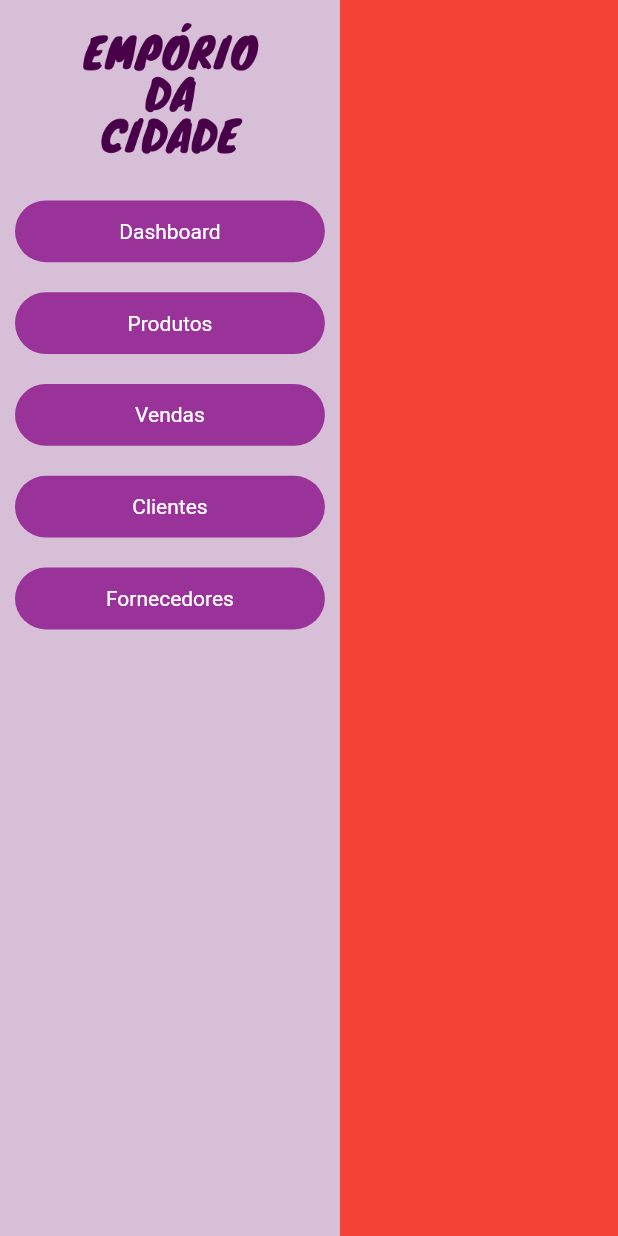
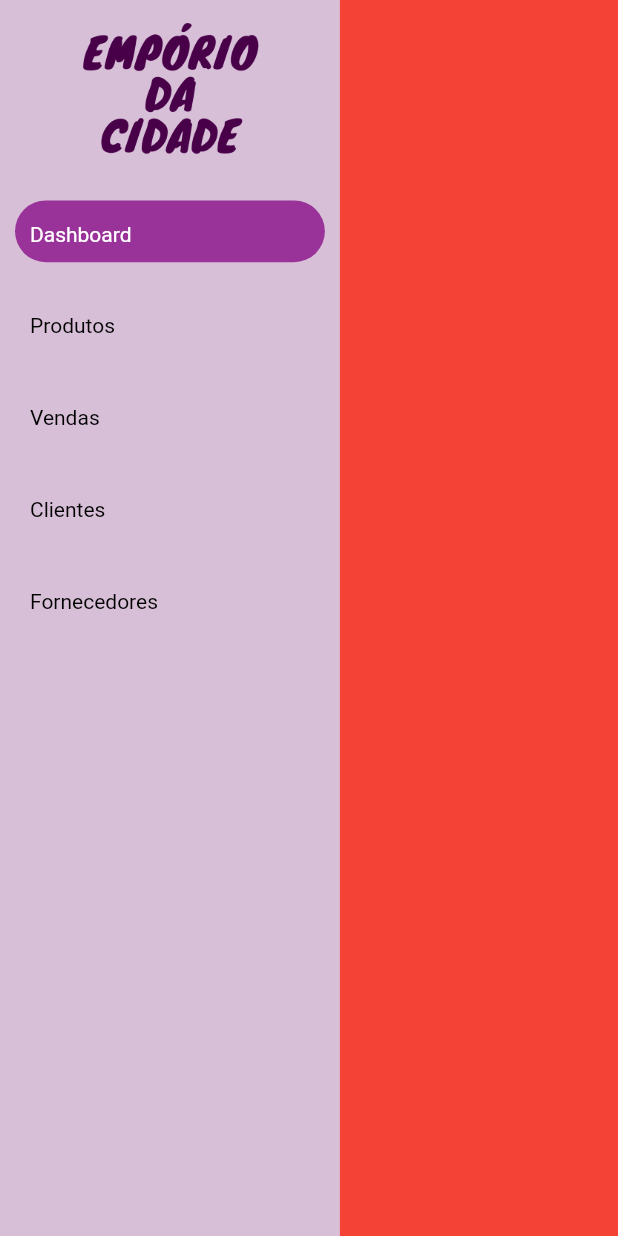
Before and after one commit to Leoquallio/Flutter-Emporio, a Flutter app: the screen it shows after launch, after a tap on the "menu" icon, on a phone screen of 412 x 824 dp. Run offline on Flutter 3.47's test engine with Material 2 defaults, Android fonts, the phone set to English and light mode, and no system bars.

Commit message:
implemented style by selected and close drawer drag left

```diff
--- a/lib/src/home/components/custom_button_drawer.dart
+++ b/lib/src/home/components/custom_button_drawer.dart
@@ -5,23 +5,29 @@ class CustomButtonDrawer extends StatelessWidget {
   final double height;
   final double width;
   final String text;
-  const CustomButtonDrawer(this.height, this.width, this.text, {Key? key})
+  final bool isSelected;
+  const CustomButtonDrawer(this.height, this.width, this.text, this.isSelected,
+      {Key? key})
       : super(key: key);
 
   @override
   Widget build(BuildContext context) {
+    Size size = MediaQuery.of(context).size;
     return Padding(
       padding: const EdgeInsets.symmetric(vertical: 10),
       child: Container(
-        decoration: BoxDecoration(
-            color: ColorsApp.kPrimaryColor,
-            borderRadius: BorderRadius.circular(30)),
+        decoration: isSelected
+            ? BoxDecoration(
+                color: ColorsApp.kPrimaryColor,
+                borderRadius: BorderRadius.circular(30))
+            : const BoxDecoration(),
         width: width,
         height: height,
-        child: Center(
+        child: Padding(
+          padding: EdgeInsets.only(top: size.height * 0.0175, left: 10),
           child: Text(
             text,
-            style: const TextStyle(color: Colors.white),
+            style: TextStyle(color: isSelected ? Colors.white : Colors.black),
           ),
         ),
       ),
--- a/lib/src/home/components/custom_drawer.dart
+++ b/lib/src/home/components/custom_drawer.dart
@@ -4,7 +4,9 @@ import 'package:flutter_emporio/src/themes/colors_app.dart';
 
 class CustomDrawer extends StatelessWidget {
   final Function onTapListMenu;
-  CustomDrawer(this.onTapListMenu, {Key? key}) : super(key: key);
+  final int indexWidget;
+  CustomDrawer(this.onTapListMenu, this.indexWidget, {Key? key})
+      : super(key: key);
 
   final List<String> listMenuDrawer = [
     'Dashboard',
@@ -13,6 +15,7 @@ class CustomDrawer extends StatelessWidget {
     'Clientes',
     'Fornecedores'
   ];
+
   @override
   Widget build(BuildContext context) {
     Size size = MediaQuery.of(context).size;
@@ -33,11 +36,8 @@ class CustomDrawer extends StatelessWidget {
               itemCount: listMenuDrawer.length,
               itemBuilder: (context, index) => GestureDetector(
                 onTap: () => onTapListMenu(index),
-                child: CustomButtonDrawer(
-                  size.height * 0.05,
-                  double.infinity,
-                  listMenuDrawer[index],
-                ),
+                child: CustomButtonDrawer(size.height * 0.05, double.infinity,
+                    listMenuDrawer[index], indexWidget == index),
               ),
             )
           ],
--- a/lib/src/home/home_screen.dart
+++ b/lib/src/home/home_screen.dart
@@ -49,14 +49,25 @@ class _HomeScreenState extends State<HomeScreen> {
           ),
           Visibility(
             visible: openDrawer,
-            child: CustomDrawer((int indexSelectedMenu) {
-              setState(() {
-                if (size.width <= 1000) {
-                  openDrawer = false;
+            child: GestureDetector(
+              onHorizontalDragUpdate: (details) {
+                if (details.primaryDelta! < 0) {
+                  setState(() {
+                    openDrawer = false;
+                  });
                 }
-                indexWidget = indexSelectedMenu;
-              });
-            }),
+              },
+              child: CustomDrawer((int indexSelectedMenu) {
+                setState(
+                  () {
+                    if (size.width <= 1000) {
+                      openDrawer = false;
+                    }
+                    indexWidget = indexSelectedMenu;
+                  },
+                );
+              }, indexWidget),
+            ),
           ),
         ],
       ),
```
